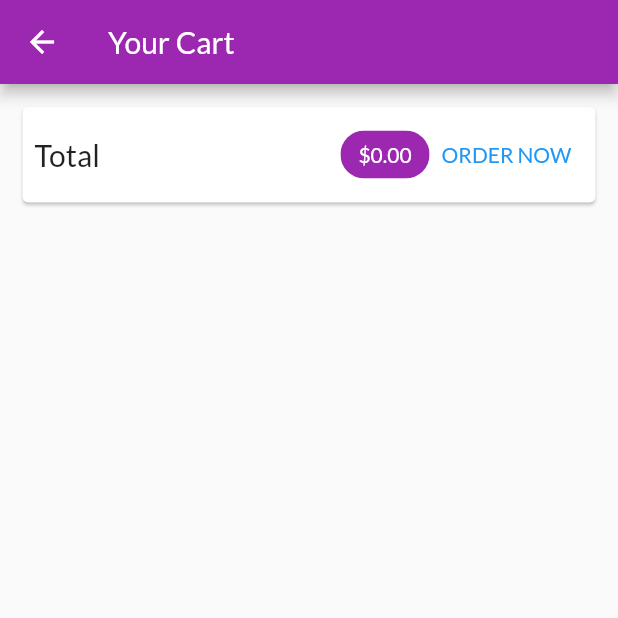
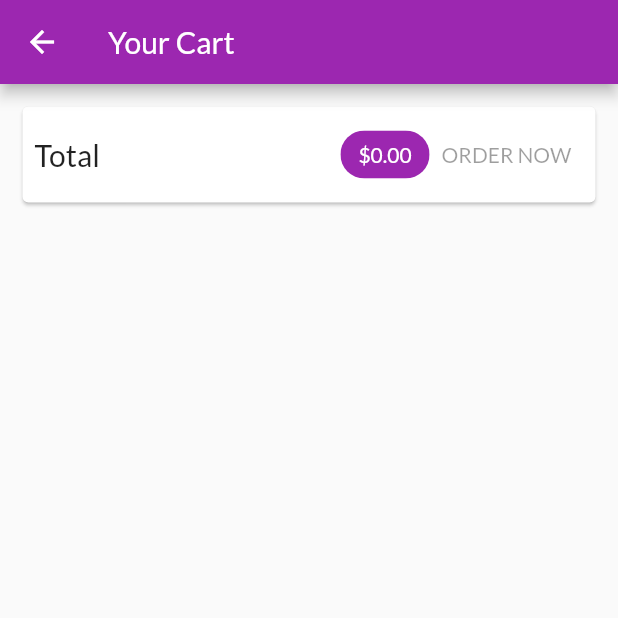
Before and after one commit to Deflomick/shopapp, a Flutter app: the CartScreen screen opened by its route, on a phone screen of 412 x 824 dp, the top half of it. Run offline on Flutter 3.47's test engine with Material 2 defaults, Android fonts, the phone set to English and light mode, and no system bars; missing offline and left inert: dart:html; network calls fail.

Commit message:
version 5.0.5 ..

```diff
--- /dev/null
+++ b/lib/models/http_exception.dart
@@ -0,0 +1,21 @@
+class HttpException implements Exception {
+  final String message;
+
+
+
+  HttpException(this.message);
+
+  @override
+  String toString() {
+    return message;
+    //return super.toString();
+
+  }
+
+
+}
+
+
+
+
+//
--- a/lib/models/product.dart
+++ /dev/null
@@ -1,20 +0,0 @@
-class Product {
-  final String id ;
-  final String title ;
-  final String description;
-  final double price;
-  final String imageUrl;
-
-  bool isFavorite;
-
-  Product({
-      this.id,
-      this.title,
-      this.description,
-      this.price,
-      this.imageUrl,
-      this.isFavorite = false,
-  });
-
-
-}
--- a/lib/screens/products_overview_screen.dart
+++ b/lib/screens/products_overview_screen.dart
@@ -70,7 +70,7 @@ class _ProductsOverviewScreenState extends State<ProductsOverviewScreen> {
               });
             },
             icon: Icon(
-              Icons.more_vert,
+              Icons.favorite,
             ),
             itemBuilder: (_) => [
               PopupMenuItem(
@@ -90,7 +90,7 @@ class _ProductsOverviewScreenState extends State<ProductsOverviewScreen> {
             ),
             child: IconButton(
               icon: Icon(
-                Icons.shopping_cart,
+                Icons.shopping_cart,    // icona non funziona?
               ),
               onPressed: () {
                 Navigator.of(context).pushNamed(CartScreen.routeName);
```
Also changed, not shown: lib/providers/orders.dart (+61 -4 lines), lib/providers/product.dart (+25 -1 lines), lib/providers/products.dart (+18 -2 lines), lib/screens/cart_screen.dart (+44 -1 lines), lib/screens/edit_product_screen.dart (+10 -14 lines), lib/screens/orders_screen.dart (+25 -2 lines), lib/widgets/user_product_item.dart (+13 -2 lines).
